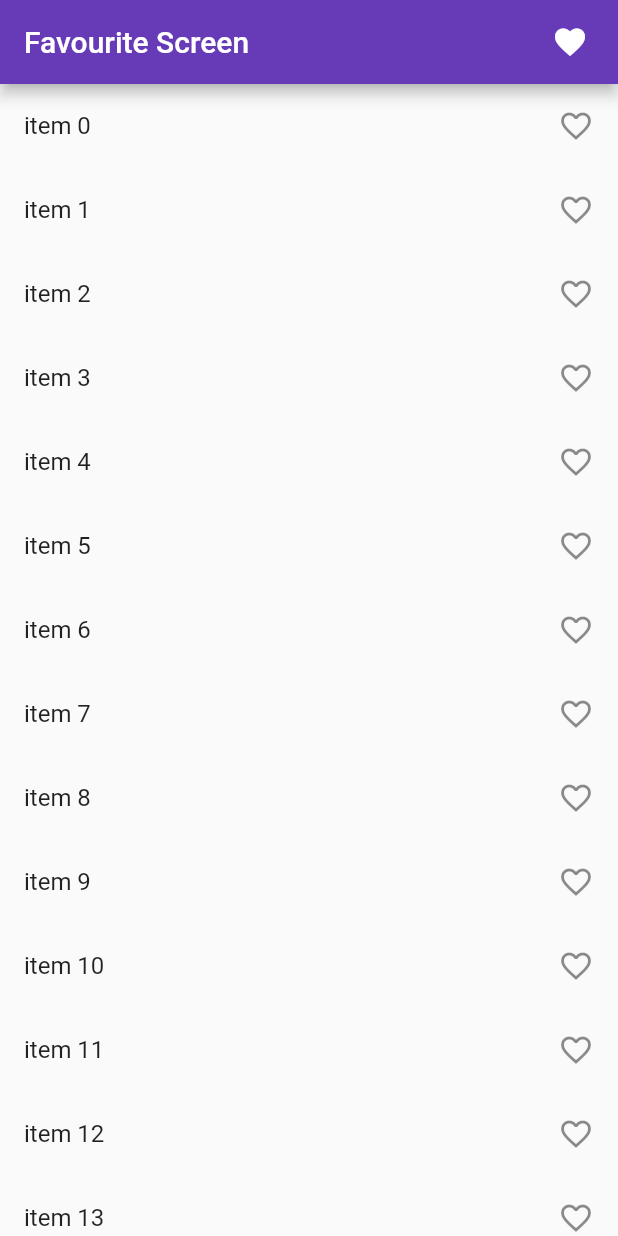
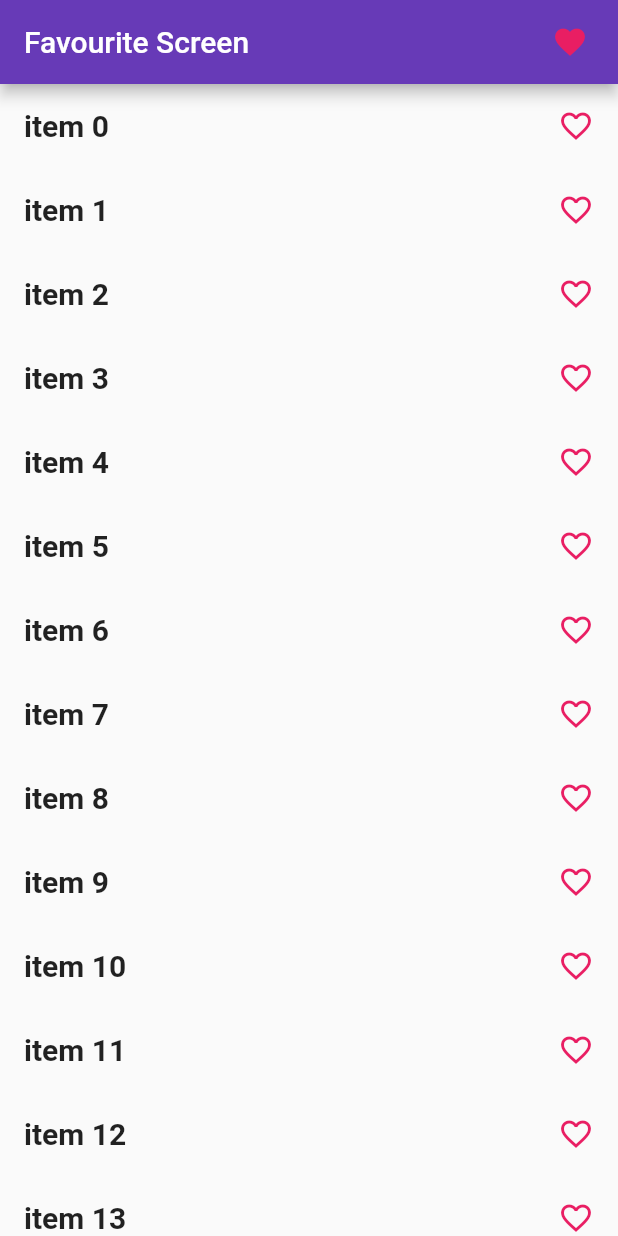
Before and after one commit to FahadMehboob/Flutter-University, a Flutter app: the screen it shows after launch, on a phone screen of 412 x 824 dp. Run offline on Flutter 3.47's test engine with Material 2 defaults, Android fonts, the light colour scheme and no system bars.

Commit message:
favourite icon color change

```diff
--- a/Basics/Basic State Management/Count App - Provider/count_app_provider/lib/screens/favourite/favourite_screen.dart
+++ b/Basics/Basic State Management/Count App - Provider/count_app_provider/lib/screens/favourite/favourite_screen.dart
@@ -26,7 +26,10 @@ class _FavouriteScreenState extends State<FavouriteScreen> {
                       builder: (context) => const MyFavouriteItemScreen(),
                     ));
               },
-              child: const Icon(Icons.favorite)),
+              child: const Icon(
+                Icons.favorite,
+                color: Colors.pink,
+              )),
           const SizedBox(width: 20),
         ],
       ),
@@ -48,10 +51,18 @@ class _FavouriteScreenState extends State<FavouriteScreen> {
                       },
                       title: Text(
                         "item $index",
+                        style: const TextStyle(
+                            fontSize: 20, fontWeight: FontWeight.bold),
                       ),
                       trailing: value.selectedItem.contains(index)
-                          ? const Icon(Icons.favorite)
-                          : const Icon(Icons.favorite_border_outlined),
+                          ? const Icon(
+                              Icons.favorite,
+                              color: Colors.pink,
+                            )
+                          : const Icon(
+                              Icons.favorite_border_outlined,
+                              color: Colors.pink,
+                            ),
                     );
                   },
                 );
--- a/Basics/Basic State Management/Count App - Provider/count_app_provider/lib/screens/favourite/myfavourite.dart
+++ b/Basics/Basic State Management/Count App - Provider/count_app_provider/lib/screens/favourite/myfavourite.dart
@@ -29,8 +29,12 @@ class _MyFavouriteItemScreenState extends State<MyFavouriteItemScreen> {
           return ListTile(
             title: Text(
               "item $itemIndex",
+              style: const TextStyle(fontSize: 20, fontWeight: FontWeight.bold),
             ),
-            trailing: const Icon(Icons.favorite),
+            trailing: const Icon(
+              Icons.favorite,
+              color: Colors.pink,
+            ),
           );
         },
       ),
```
